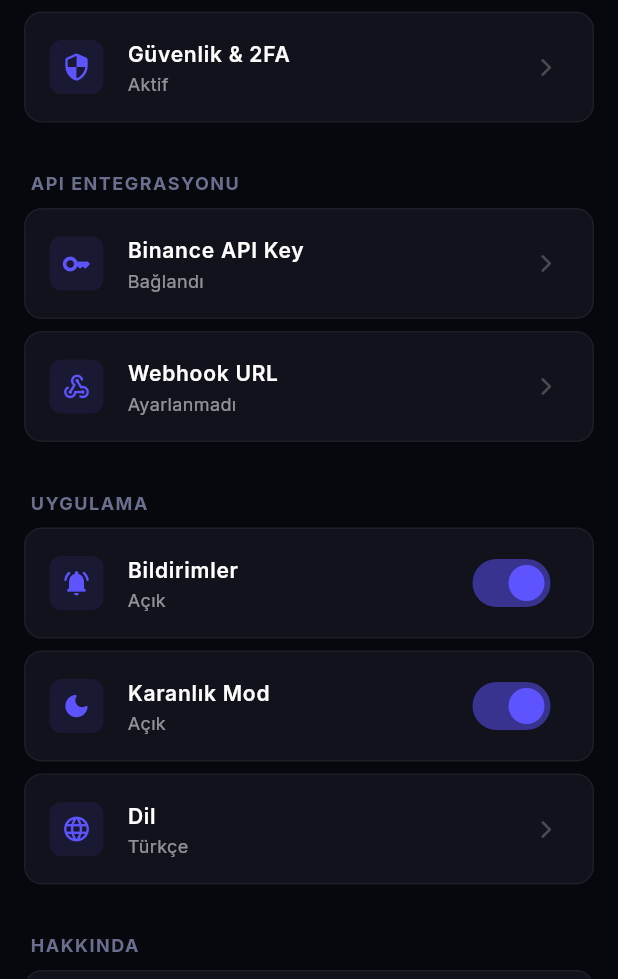
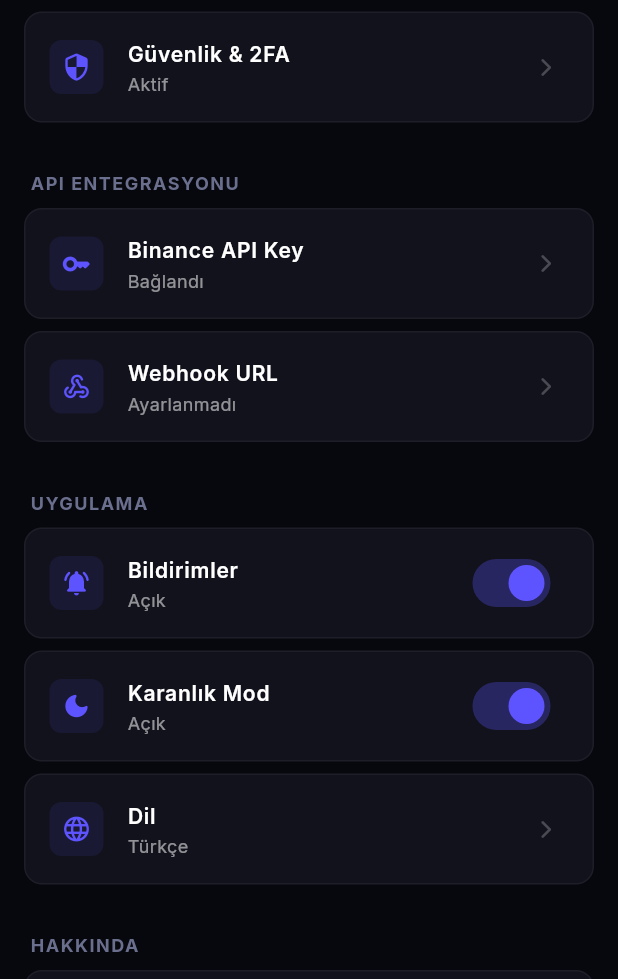
Before and after one commit to DEVROUS1/Kriptograf, a Flutter app: the SettingsScreen screen opened by its route, on a phone screen of 412 x 824 dp, the part 257-1236 px from its top. Run offline on Flutter 3.47's test engine with Material 3 defaults, Android fonts, the light colour scheme and no system bars; our stand-ins replace dio, fl_chart, flutter_riverpod, go_router, google_fonts, shimmer; missing offline and left inert: dart:html, dart:ui_web, pointer_interceptor; network calls fail.

Commit message:
fix(markets): remove massive sparkline fetch loop causing API timeout on render free tier backend & fix(settings): convert static settings UI to reactive riverpod providers and add snackbars

```diff
--- a/frontend/lib/presentation/screens/settings_screen.dart
+++ b/frontend/lib/presentation/screens/settings_screen.dart
@@ -1,12 +1,18 @@
 import 'package:flutter/material.dart';
 import 'package:flutter_riverpod/flutter_riverpod.dart';
 import '../../core/theme/app_theme.dart';
+
+final notificationsProvider = StateProvider<bool>((ref) => true);
+final darkModeProvider = StateProvider<bool>((ref) => true);
 
 class SettingsScreen extends ConsumerWidget {
   const SettingsScreen({super.key});
 
   @override
   Widget build(BuildContext context, WidgetRef ref) {
+    final notifOn = ref.watch(notificationsProvider);
+    final darkOn = ref.watch(darkModeProvider);
+
     return Scaffold(
       backgroundColor: AppTheme.background,
       appBar: AppBar(
@@ -22,29 +28,45 @@ class SettingsScreen extends ConsumerWidget {
         padding: const EdgeInsets.all(16),
         children: [
           _buildSectionHeader('HESAP'),
-          _buildSettingsTile(icon: Icons.person_rounded, title: 'Profil Bilgileri', subtitle: 'Kriptograf PRO Üyesi'),
-          _buildSettingsTile(icon: Icons.security_rounded, title: 'Güvenlik & 2FA', subtitle: 'Aktif'),
+          _buildSettingsTile(context, icon: Icons.person_rounded, title: 'Profil Bilgileri', subtitle: 'Kriptograf PRO Üyesi'),
+          _buildSettingsTile(context, icon: Icons.security_rounded, title: 'Güvenlik & 2FA', subtitle: 'Aktif'),
 
           const SizedBox(height: 24),
           _buildSectionHeader('API ENTEGRASYONU'),
-          _buildSettingsTile(icon: Icons.key_rounded, title: 'Binance API Key', subtitle: 'Bağlandı'),
-          _buildSettingsTile(icon: Icons.webhook_rounded, title: 'Webhook URL', subtitle: 'Ayarlanmadı'),
+          _buildSettingsTile(context, icon: Icons.key_rounded, title: 'Binance API Key', subtitle: 'Bağlandı'),
+          _buildSettingsTile(context, icon: Icons.webhook_rounded, title: 'Webhook URL', subtitle: 'Ayarlanmadı'),
 
           const SizedBox(height: 24),
           _buildSectionHeader('UYGULAMA'),
-          _buildSettingsTile(icon: Icons.notifications_active_rounded, title: 'Bildirimler', subtitle: 'Açık', isSwitch: true, switchValue: true),
-          _buildSettingsTile(icon: Icons.dark_mode_rounded, title: 'Karanlık Mod', subtitle: 'Açık', isSwitch: true, switchValue: true),
-          _buildSettingsTile(icon: Icons.language_rounded, title: 'Dil', subtitle: 'Türkçe'),
+          _buildSwitchTile(
+            icon: Icons.notifications_active_rounded,
+            title: 'Bildirimler',
+            subtitle: notifOn ? 'Açık' : 'Kapalı',
+            value: notifOn,
+            onChanged: (v) => ref.read(notificationsProvider.notifier).state = v
+          ),
+          _buildSwitchTile(
+            icon: Icons.dark_mode_rounded,
+            title: 'Karanlık Mod',
+            subtitle: darkOn ? 'Açık' : 'Kapalı',
+            value: darkOn,
+            onChanged: (v) => ref.read(darkModeProvider.notifier).state = v
+          ),
+          _buildSettingsTile(context, icon: Icons.language_rounded, title: 'Dil', subtitle: 'Türkçe'),
 
           const SizedBox(height: 24),
           _buildSectionHeader('HAKKINDA'),
-          _buildSettingsTile(icon: Icons.info_outline_rounded, title: 'Versiyon', subtitle: 'v1.4.0 (Terminal Edition)'),
-          _buildSettingsTile(icon: Icons.help_outline_rounded, title: 'Destek & İletişim', subtitle: ''),
+          _buildSettingsTile(context, icon: Icons.info_outline_rounded, title: 'Versiyon', subtitle: 'v1.4.1 (Terminal Edition)'),
+          _buildSettingsTile(context, icon: Icons.help_outline_rounded, title: 'Destek & İletişim', subtitle: ''),
 
           const SizedBox(height: 32),
           TextButton(
             onPressed: () {
-              ScaffoldMessenger.of(context).showSnackBar(const SnackBar(content: Text('Çıkış yapıldı.')));
+              ScaffoldMessenger.of(context).showSnackBar(const SnackBar(
+                content: Text('Kriptograf PRO erişimi sonlandırıldı...'),
+                duration: Duration(seconds: 2),
+                backgroundColor: AppTheme.bearish,
+              ));
             },
             style: TextButton.styleFrom(
               foregroundColor: AppTheme.bearish,
@@ -68,12 +90,10 @@ class SettingsScreen extends ConsumerWidget {
     );
   }
 
-  Widget _buildSettingsTile({
+  Widget _buildSettingsTile(BuildContext context, {
     required IconData icon,
     required String title,
     required String subtitle,
-    bool isSwitch = false,
-    bool switchValue = false,
   }) {
     return Container(
       margin: const EdgeInsets.only(bottom: 8),
@@ -93,14 +113,49 @@ class SettingsScreen extends ConsumerWidget {
         ),
         title: Text(title, style: const TextStyle(color: Colors.white, fontWeight: FontWeight.w600, fontSize: 14)),
         subtitle: subtitle.isNotEmpty ? Text(subtitle, style: const TextStyle(color: Colors.white54, fontSize: 12)) : null,
-        trailing: isSwitch
-            ? Switch(
-                value: switchValue,
-                onChanged: (val) {},
-                activeThumbColor: AppTheme.primary,
-              )
-            : const Icon(Icons.arrow_forward_ios_rounded, color: Colors.white24, size: 14),
-        onTap: isSwitch ? null : () {},
+        trailing: const Icon(Icons.arrow_forward_ios_rounded, color: Colors.white24, size: 14),
+        onTap: () {
+          ScaffoldMessenger.of(context).showSnackBar(SnackBar(
+            content: Text('$title menüsü yakında eklenecek.'),
+            duration: const Duration(seconds: 1),
+            behavior: SnackBarBehavior.floating,
+          ));
+        },
+      ),
+    );
+  }
+
+  Widget _buildSwitchTile({
+    required IconData icon,
+    required String title,
+    required String subtitle,
+    required bool value,
+    required ValueChanged<bool> onChanged,
+  }) {
+    return Container(
+      margin: const EdgeInsets.only(bottom: 8),
+      decoration: BoxDecoration(
+        color: AppTheme.surface,
+        borderRadius: BorderRadius.circular(12),
+        border: Border.all(color: Colors.white.withValues(alpha: 0.05)),
+      ),
+      child: SwitchListTile(
+        secondary: Container(
+          padding: const EdgeInsets.all(8),
+          decoration: BoxDecoration(
+            color: AppTheme.primary.withValues(alpha: 0.1),
+            borderRadius: BorderRadius.circular(8),
+          ),
+          child: Icon(icon, color: AppTheme.primary, size: 20),
+        ),
+        title: Text(title, style: const TextStyle(color: Colors.white, fontWeight: FontWeight.w600, fontSize: 14)),
+        subtitle: subtitle.isNotEmpty ? Text(subtitle, style: const TextStyle(color: Colors.white54, fontSize: 12)) : null,
+        value: value,
+        onChanged: onChanged,
+        activeThumbColor: AppTheme.primary,
+        activeTrackColor: AppTheme.primary.withValues(alpha: 0.3),
+        inactiveTrackColor: Colors.white.withValues(alpha: 0.05),
+        inactiveThumbColor: Colors.white54,
       ),
     );
   }
```
Also changed, not shown: 1 other file.
